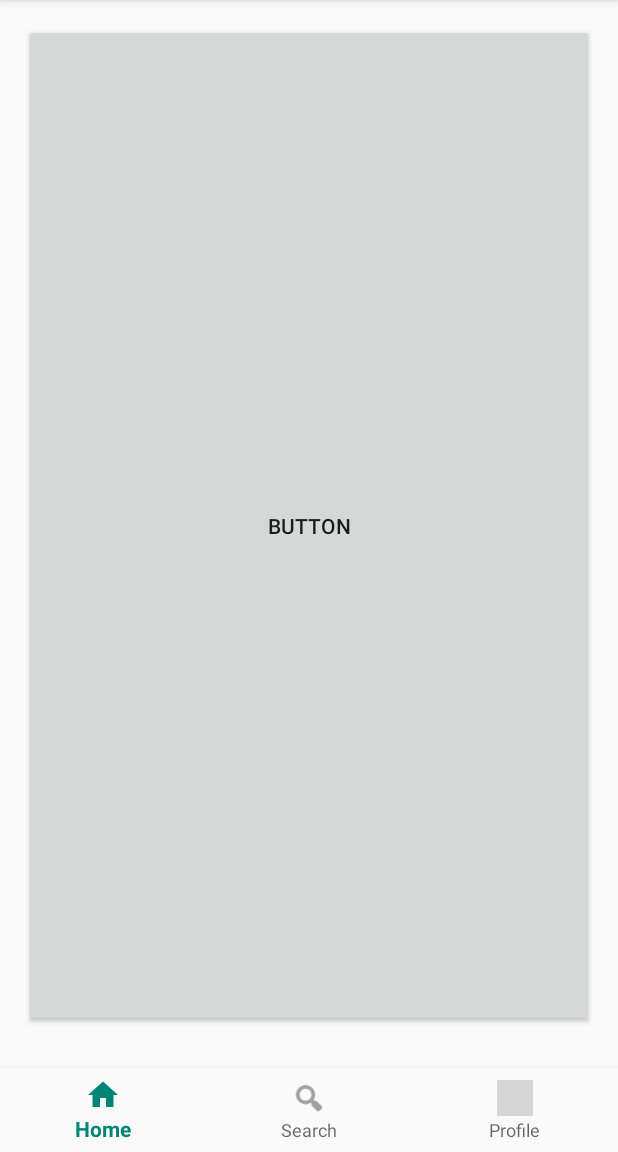
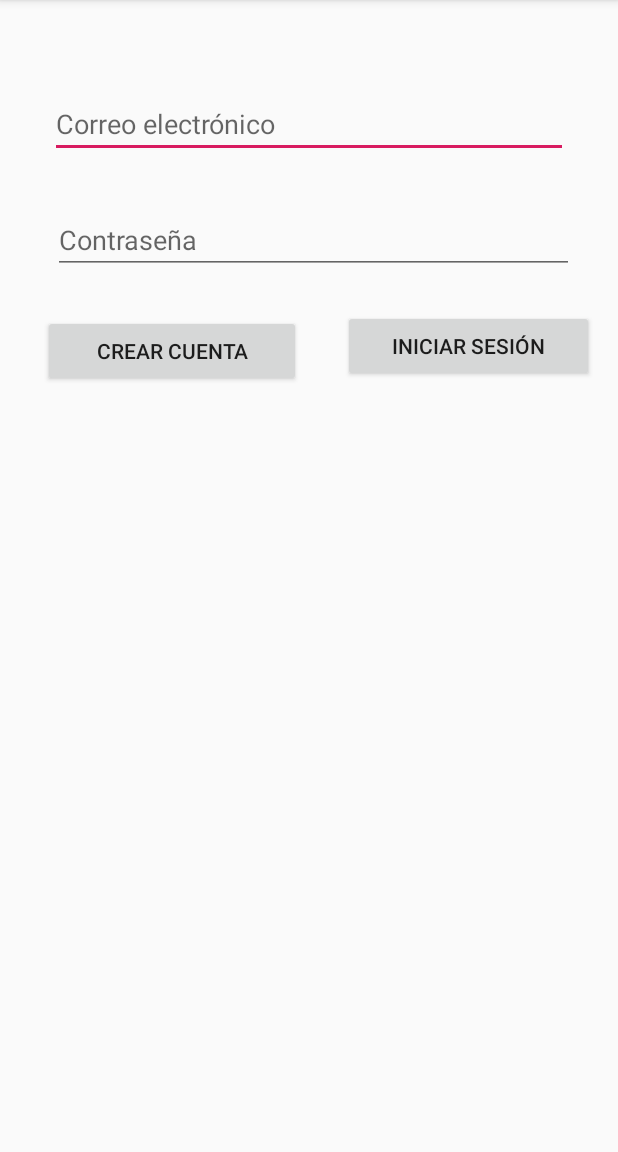
Before and after one commit to Kyru/SnapRank, an Android app: the screen it shows after launch (MainActivity before the commit, LoginActivity after it), on a phone screen of 412 x 824 dp, the part 84-1236 px from its top. Run offline under Robolectric (Android 15) with nearby library versions, the phone set to English and light mode, and no system bars; our stand-ins replace Firebase (no records; nobody signed in at launch, a user with empty details on screens opened directly); grey boxes are pictures that could not be loaded.

Commit message:
Login and Create account done

```diff
--- a/app/build.gradle
+++ b/app/build.gradle
@@ -24,8 +24,8 @@ dependencies {
     implementation 'com.android.support:design:28.0.0'
     implementation 'com.android.support.constraint:constraint-layout:1.1.3'
     implementation 'com.android.support:support-vector-drawable:28.0.0'
-    implementation 'com.google.firebase:firebase-core:16.0.1'
-    implementation 'com.google.firebase:firebase-auth:16.0.3'
+    implementation 'com.google.firebase:firebase-core:16.0.8'
+    implementation 'com.google.firebase:firebase-auth:16.2.0'
     testImplementation 'junit:junit:4.12'
     androidTestImplementation 'com.android.support.test:runner:1.0.2'
     androidTestImplementation 'com.android.support.test.espresso:espresso-core:3.0.2'
--- /dev/null
+++ b/app/src/main/java/snaprank/example/labdadm/snaprank/LoginActivity.java
@@ -0,0 +1,141 @@
+package snaprank.example.labdadm.snaprank;
+
+import android.content.Intent;
+import android.content.SharedPreferences;
+import android.preference.PreferenceManager;
+import android.support.annotation.NonNull;
+import android.support.v7.app.AppCompatActivity;
+import android.os.Bundle;
+import android.text.TextUtils;
+import android.view.View;
+import android.widget.Button;
+import android.widget.EditText;
+import android.widget.ProgressBar;
+import android.widget.Toast;
+
+import com.google.android.gms.tasks.OnCompleteListener;
+import com.google.android.gms.tasks.Task;
+import com.google.firebase.auth.AuthResult;
+import com.google.firebase.auth.FirebaseAuth;
+import com.google.firebase.auth.FirebaseUser;
+
+public class LoginActivity extends AppCompatActivity {
+
+    private EditText fieldEmail;
+    private EditText fieldPassword;
+
+    private Button loginButton;
+    private Button signupButton;
+
+    private String email;
+    private String password;
+
+    private ProgressBar progressBar;
+
+    private FirebaseAuth auth;
+
+    SharedPreferences preferences;
+    private boolean loggedIn;
+
+    @Override
+    protected void onCreate(Bundle savedInstanceState) {
+        super.onCreate(savedInstanceState);
+        setContentView(R.layout.activity_login);
+
+        fieldEmail = findViewById(R.id.emailEditText);
+        fieldPassword = findViewById(R.id.passwordEditText);
+
+        loginButton = findViewById(R.id.loginButton);
+        signupButton = findViewById(R.id.signupButton);
+
+        progressBar = findViewById(R.id.progressBarLogin);
+
+        preferences = PreferenceManager.getDefaultSharedPreferences(this);
+        loggedIn = preferences.getBoolean("loggedIn", false);
+        if (loggedIn) {
+            Intent intent = new Intent(LoginActivity.this, MainActivity.class);
+            startActivity(intent);
+            finish();
+        }
+
+        // Initialize Firebase Auth
+        auth = FirebaseAuth.getInstance();
+    }
+
+    @Override
+    public void onStart() {
+        super.onStart();
+        // Check if user is signed in (non-null) and update UI accordingly.
+        FirebaseUser currentUser = auth.getCurrentUser();
+        // updateUI(currentUser);
+    }
+
+    private void logIn(String email, String password) {
+        progressBar.setVisibility(View.VISIBLE);
+
+        if (!validateForm()) {
+            progressBar.setVisibility(View.INVISIBLE);
+            return;
+        }
+
+        auth.signInWithEmailAndPassword(email, password).addOnCompleteListener(this, new OnCompleteListener<AuthResult>() {
+            @Override
+            public void onComplete(@NonNull Task<AuthResult> task) {
+                if (task.isSuccessful()) {
+                    progressBar.setVisibility(View.INVISIBLE);
+
+                    preferences.edit().putBoolean("loggedIn", true).apply();
+                    // Sign in success, update UI with the signed-in user's information
+                    FirebaseUser user = auth.getCurrentUser();
+                    Intent intent = new Intent(LoginActivity.this, MainActivity.class);
+                    startActivity(intent);
+                    // updateUI(user);
+                } else {
+                    progressBar.setVisibility(View.INVISIBLE);
+                    // If sign in fails, display a message to the user.
+                    Toast.makeText(LoginActivity.this, "Authentication failed.",
+                            Toast.LENGTH_SHORT).show();
+                    // updateUI(null);
+                }
+            }
+        });
+    }
+
+    public void logIn(View view) {
+        email = fieldEmail.getText().toString();
+        password = fieldPassword.getText().toString();
+
+        logIn(email, password);
+    }
+
+    public void openSignup(View view) {
+        Intent intent = new Intent(LoginActivity.this, SignupActivity.class);
+        startActivity(intent);
+    }
+
+    /**
+     * Validates the form to create the account
+     * @return Returns true if everything is fine, false if there is a problem
+     */
+    private boolean validateForm() {
+        boolean valid = true;
+
+        email = fieldEmail.getText().toString();
+        if (TextUtils.isEmpty(email)) {
+            fieldEmail.setError("Required.");
+            valid = false;
+        } else {
+            fieldEmail.setError(null);
+        }
+
+        password = fieldPassword.getText().toString();
+        if (TextUtils.isEmpty(password)) {
+            fieldPassword.setError("Required.");
+            valid = false;
+        } else {
+            fieldPassword.setError(null);
+        }
+
+        return valid;
+    }
+}
--- /dev/null
+++ b/app/src/main/res/layout/activity_login.xml
@@ -0,0 +1,87 @@
+<?xml version="1.0" encoding="utf-8"?>
+<android.support.constraint.ConstraintLayout xmlns:android="http://schemas.android.com/apk/res/android"
+    xmlns:app="http://schemas.android.com/apk/res-auto"
+    xmlns:tools="http://schemas.android.com/tools"
+    android:layout_width="match_parent"
+    android:layout_height="match_parent"
+    tools:context=".LoginActivity">
+
+    <EditText
+        android:id="@+id/emailEditText"
+        android:layout_width="345dp"
+        android:layout_height="wrap_content"
+        android:layout_marginStart="8dp"
+        android:layout_marginLeft="8dp"
+        android:layout_marginTop="60dp"
+        android:layout_marginEnd="8dp"
+        android:layout_marginRight="8dp"
+        android:ems="10"
+        android:hint="@string/email"
+        android:inputType="textEmailAddress"
+        app:layout_constraintEnd_toEndOf="parent"
+        app:layout_constraintStart_toStartOf="parent"
+        app:layout_constraintTop_toTopOf="parent" />
+
+    <EditText
+        android:id="@+id/passwordEditText"
+        android:layout_width="347dp"
+        android:layout_height="wrap_content"
+        android:layout_marginStart="8dp"
+        android:layout_marginLeft="8dp"
+        android:layout_marginTop="32dp"
+        android:layout_marginEnd="8dp"
+        android:layout_marginRight="8dp"
+        android:ems="10"
+        android:hint="@string/password"
+        android:inputType="textPassword"
+        app:layout_constraintEnd_toEndOf="parent"
+        app:layout_constraintHorizontal_bias="0.568"
+        app:layout_constraintStart_toStartOf="parent"
+        app:layout_constraintTop_toBottomOf="@+id/emailEditText" />
+
+    <Button
+        android:id="@+id/loginButton"
+        android:layout_width="167dp"
+        android:layout_height="wrap_content"
+        android:layout_marginTop="24dp"
+        android:layout_marginEnd="16dp"
+        android:layout_marginRight="16dp"
+        android:layout_weight="1"
+        android:onClick="logIn"
+        android:text="@string/login"
+        app:layout_constraintEnd_toEndOf="parent"
+        app:layout_constraintTop_toBottomOf="@+id/passwordEditText" />
+
+    <Button
+        android:id="@+id/signupButton"
+        android:layout_width="172dp"
+        android:layout_height="wrap_content"
+        android:layout_marginStart="8dp"
+        android:layout_marginLeft="8dp"
+        android:layout_marginTop="27dp"
+        android:layout_marginEnd="8dp"
+        android:layout_marginRight="8dp"
+        android:layout_weight="1"
+        android:onClick="openSignup"
+        android:text="@string/register"
+        app:layout_constraintEnd_toStartOf="@+id/loginButton"
+        app:layout_constraintStart_toStartOf="parent"
+        app:layout_constraintTop_toBottomOf="@+id/passwordEditText" />
+
+    <ProgressBar
+        android:id="@+id/progressBarLogin"
+        style="?android:attr/progressBarStyle"
+        android:layout_width="wrap_content"
+        android:layout_height="wrap_content"
+        android:layout_marginStart="8dp"
+        android:layout_marginLeft="8dp"
+        android:layout_marginTop="8dp"
+        android:layout_marginEnd="8dp"
+        android:layout_marginRight="8dp"
+        android:layout_marginBottom="8dp"
+        android:visibility="invisible"
+        app:layout_constraintBottom_toBottomOf="parent"
+        app:layout_constraintEnd_toEndOf="parent"
+        app:layout_constraintStart_toStartOf="parent"
+        app:layout_constraintTop_toTopOf="parent" />
+</android.support.constraint.ConstraintLayout>
--- a/app/src/main/res/values/strings.xml
+++ b/app/src/main/res/values/strings.xml
@@ -1,6 +1,16 @@
 <resources>
     <string name="app_name">SnapRank</string>
-    <string name="title_home">Home</string>
-    <string name="title_search">Search</string>
-    <string name="title_profile">Profile</string>
+    <string name="title_home">Inicio</string>
+    <string name="title_search">Buscar</string>
+    <string name="title_profile">Perfil</string>
+    <string name="email">Correo electrónico</string>
+    <string name="password">Contraseña</string>
+    <string name="confirm_password">Confirmar contraseña</string>
+    <string name="login">Iniciar sesión</string>
+    <string name="register">Crear cuenta</string>
+    <string name="action_logout">Cerrar sesión</string>
+    <string name="logout_message">¿Está seguro de que desea cerrar sesión?</string>
+
+    <string name="yes">Sí</string>
+    <string name="no">No</string>
 </resources>
--- a/build.gradle
+++ b/build.gradle
@@ -8,7 +8,7 @@ buildscript {
     }
     dependencies {
         classpath 'com.android.tools.build:gradle:3.3.2'
-        classpath 'com.google.gms:google-services:4.1.0'
+        classpath 'com.google.gms:google-services:4.2.0'
         // NOTE: Do not place your application dependencies here; they belong
         // in the individual module build.gradle files
     }
```
Also changed, not shown: app/src/main/AndroidManifest.xml (+8 -1 lines), app/src/main/java/snaprank/example/labdadm/snaprank/MainActivity.java (+58 -0 lines), app/src/main/java/snaprank/example/labdadm/snaprank/SignupActivity.java (added, +120 -0 lines), app/src/main/res/layout/activity_signup.xml (added, +88 -0 lines), app/src/main/res/menu/signout.xml (added, +10 -0 lines), app/src/main/res/drawable/logout.png (added), 1 other file.
